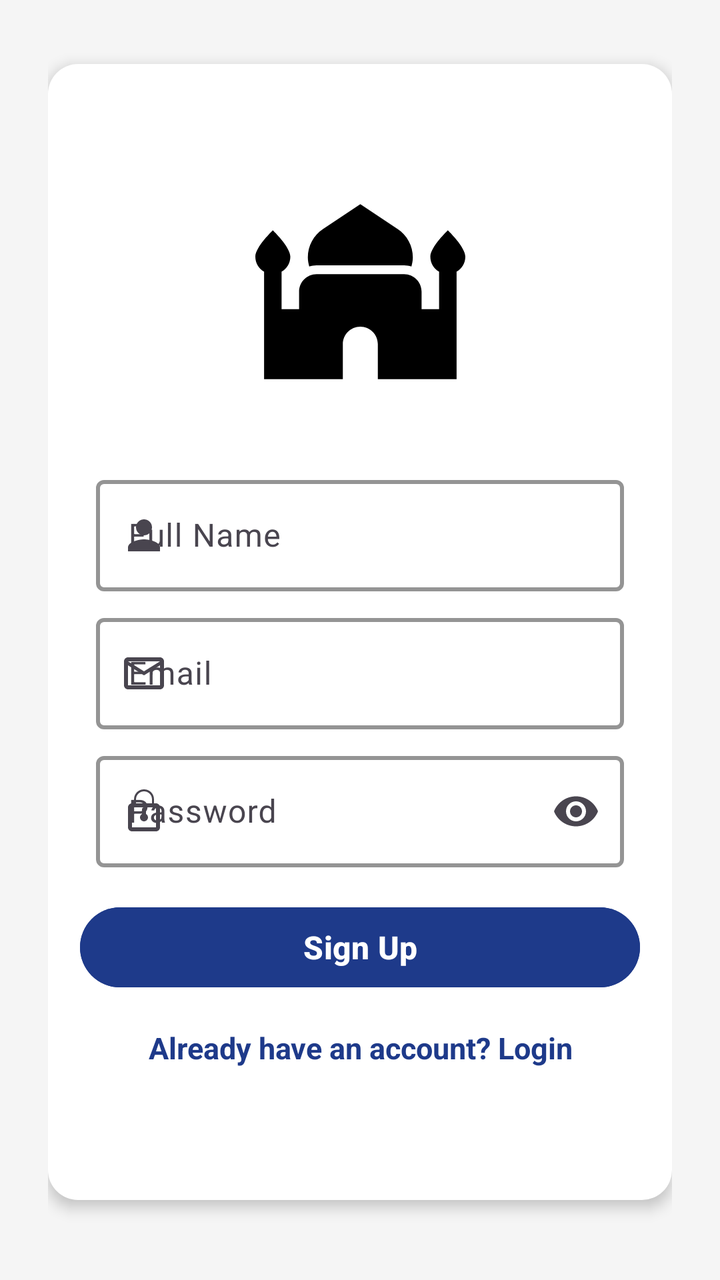
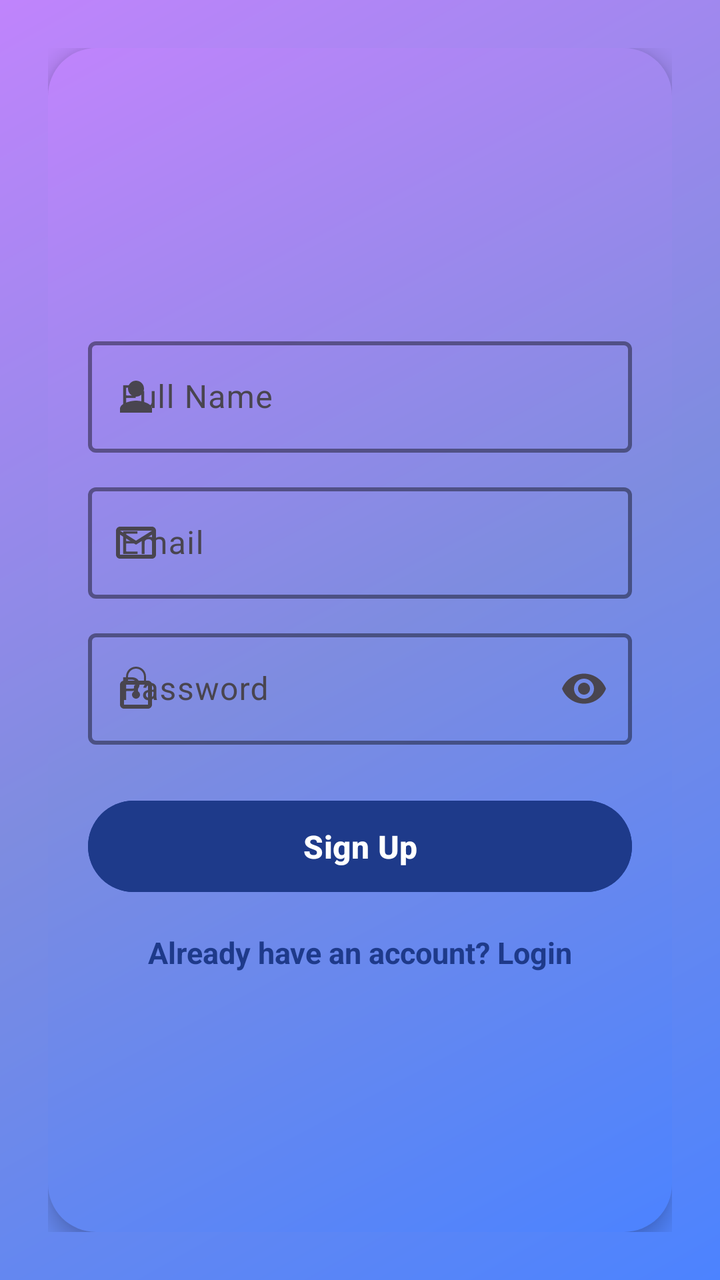

An Android layout rendered at two revisions. The XML below is the earlier revision; the diff shows what the commit changed to produce the second picture.
<!-- AndroidManifest.xml: application theme Theme.Mosque_Management_System -->
<!-- res/layout/fragment_signup.xml -->
<?xml version="1.0" encoding="utf-8"?>
<LinearLayout xmlns:android="http://schemas.android.com/apk/res/android"
    xmlns:app="http://schemas.android.com/apk/res-auto"
    android:layout_width="match_parent"
    android:layout_height="match_parent"
    android:background="@color/light_gray"
    android:gravity="center"
    android:orientation="vertical"
    android:padding="24dp">
    <LinearLayout

        android:layout_width="match_parent"
        android:layout_height="match_parent"
        android:layout_marginTop="8dp"
        android:layout_marginBottom="16dp"
        android:background="@drawable/donate_background"
        android:elevation="4dp"
        android:gravity="center"
        android:orientation="vertical"
        android:padding="16dp"
        android:radius="12dp">
        
        <ImageView
            android:layout_width="120dp"
            android:layout_height="105dp"
            android:layout_marginBottom="24dp"
            android:contentDescription="@string/logo_description"
            android:src="@drawable/ic_mosque" />

        
        <com.google.android.material.textfield.TextInputLayout
            android:layout_width="match_parent"
            android:layout_height="wrap_content"
            android:hint="@string/full_name_hint"
            app:boxStrokeColor="@color/black"
            app:boxStrokeWidth="2dp"
            app:boxBackgroundMode="outline"
            app:startIconDrawable="@drawable/ic_person"
            android:paddingTop="8dp"
            android:paddingStart="8dp"
            android:paddingEnd="8dp">

            <com.google.android.material.textfield.TextInputEditText
                android:id="@+id/fullNameInput"
                android:layout_width="match_parent"
                android:layout_height="wrap_content"
                android:inputType="textPersonName"
                android:textColor="@color/black"
                android:textColorHint="@color/gray"/>

        </com.google.android.material.textfield.TextInputLayout>

        
        <com.google.android.material.textfield.TextInputLayout
            android:layout_width="match_parent"
            android:layout_height="wrap_content"
            android:hint="@string/email_hint"
            app:startIconDrawable="@drawable/ic_email"
            app:boxStrokeColor="@color/black"
            app:boxStrokeWidth="2dp"
            app:boxBackgroundMode="outline"
            app:endIconMode="clear_text"
            android:paddingTop="8dp"
            android:paddingStart="8dp"
            android:paddingEnd="8dp">

            <com.google.android.material.textfield.TextInputEditText
                android:id="@+id/emailInput"
                android:layout_width="match_parent"
                android:layout_height="wrap_content"
                android:inputType="textEmailAddress"
                android:textColor="@color/black"
                android:textColorHint="@color/gray"/>

        </com.google.android.material.textfield.TextInputLayout>

        
        <com.google.android.material.textfield.TextInputLayout
            android:layout_width="match_parent"
            android:layout_height="wrap_content"
            android:hint="@string/password_hint"
            app:startIconDrawable="@drawable/ic_lock"
            app:boxStrokeColor="@color/black"
            app:boxStrokeWidth="2dp"
            app:boxBackgroundMode="outline"
            app:endIconMode="password_toggle"
            android:paddingTop="8dp"
            android:paddingStart="8dp"
            android:paddingEnd="8dp">

            <com.google.android.material.textfield.TextInputEditText
                android:id="@+id/passwordInput"
                android:layout_width="match_parent"
                android:layout_height="wrap_content"
                android:inputType="textPassword"
                android:textColor="@color/black"
                android:textColorHint="@color/gray"/>

        </com.google.android.material.textfield.TextInputLayout>

        
        <Button
            android:id="@+id/signupButton"
            android:layout_width="match_parent"
            android:layout_height="wrap_content"
            android:layout_marginTop="16dp"
            android:backgroundTint="@color/primary"
            android:text="@string/signup_button_text"
            android:textSize="16sp"
            android:textStyle="bold"
            android:textColor="@android:color/white" />

        
        <TextView
            android:id="@+id/txtLogin"
            android:layout_width="wrap_content"
            android:layout_height="wrap_content"
            android:layout_marginTop="16dp"
            android:clickable="true"
            android:focusable="true"
            android:text="@string/login_text"
            android:textColor="@color/primary"
            android:textSize="15sp"
            android:gravity="center"
            android:textStyle="bold"/>
    </LinearLayout>



</LinearLayout>
<!-- resources referenced by this layout -->
<resources>
  <color name="black">#000000</color>
  <color name="gray">#B0B0B0</color>
  <color name="light_gray">#F5F5F5</color>
  <color name="primary">#1E3A8A</color>
  <!-- drawable donate_background (drawable) -->
  <?xml version="1.0" encoding="utf-8"?>
  <ripple xmlns:android="http://schemas.android.com/apk/res/android"
      android:color="@color/dark_blue">
  
      <item>
          <shape android:shape="rectangle">
              <corners android:radius="15dp"/>
              <solid android:color="@color/white"/>
              <padding android:top="10dp" android:bottom="10dp"/>
          </shape>
      </item>
  
  </ripple>
  <!-- drawable ic_email (drawable) -->
  <vector xmlns:android="http://schemas.android.com/apk/res/android"
      android:width="24dp"
      android:height="24dp"
      android:viewportWidth="24"
      android:viewportHeight="24">
      <path
          android:fillColor="?attr/colorPrimary"
          android:pathData="M22,6c0,-1.1 -0.9,-2 -2,-2L4,4c-1.1,0 -2,0.9 -2,2L2,18c0,1.1 0.9,2 2,2l16,0c1.1,0 2,-0.9 2,-2L22,6zM20,6l-8,5L4,6L20,6zM4,18L4,8l8,5l8,-5l0,10L4,18z" />
  </vector>
  <!-- drawable ic_mosque (drawable) -->
  <vector xmlns:android="http://schemas.android.com/apk/res/android" android:height="24dp" android:tint="#000000" android:viewportHeight="24" android:viewportWidth="24" android:width="24dp">
        
      <path android:fillColor="@android:color/white" android:pathData="M7,8h10c0.29,0 0.57,0.06 0.84,0.13C17.93,7.8 18,7.46 18,7.09c0,-1.31 -0.65,-2.53 -1.74,-3.25L12,1L7.74,3.84C6.65,4.56 6,5.78 6,7.09C6,7.46 6.07,7.8 6.16,8.13C6.43,8.06 6.71,8 7,8z"/>
        
      <path android:fillColor="@android:color/white" android:pathData="M24,7c0,-1.1 -2,-3 -2,-3s-2,1.9 -2,3c0,0.74 0.4,1.38 1,1.72V13h-2v-2c0,-1.1 -0.9,-2 -2,-2H7c-1.1,0 -2,0.9 -2,2v2H3V8.72C3.6,8.38 4,7.74 4,7c0,-1.1 -2,-3 -2,-3S0,5.9 0,7c0,0.74 0.4,1.38 1,1.72V21h9v-4c0,-1.1 0.9,-2 2,-2s2,0.9 2,2v4h9V8.72C23.6,8.38 24,7.74 24,7z"/>
      
  </vector>
  <!-- drawable ic_person (drawable) -->
  <vector xmlns:android="http://schemas.android.com/apk/res/android" android:height="24dp" android:tint="#000000" android:viewportHeight="24" android:viewportWidth="24" android:width="24dp">
        
      <path
          android:fillColor="?attr/colorPrimary"
          android:pathData="M12,12c2.21,0 4,-1.79 4,-4s-1.79,-4 -4,-4 -4,1.79 -4,4 1.79,4 4,4zM12,14c-2.67,0 -8,1.34 -8,4v2h16v-2c0,-2.66 -5.33,-4 -8,-4z"/>
      
  </vector>
  <string name="email_hint">Email</string>
  <string name="full_name_hint">Full Name</string>
  <string name="login_text">Already have an account? Login</string>
  <string name="logo_description" />
  <string name="password_hint">Password</string>
  <string name="signup_button_text">Sign Up</string>
  <style name="Theme.Mosque_Management_System" parent="Base.Theme.Mosque_Management_System" />
  <color name="dark_blue">#122C66</color>
  <color name="white">#FFFFFFFF</color>
  <style name="Base.Theme.Mosque_Management_System" parent="Theme.Material3.DayNight.NoActionBar">
          <item name="colorPrimary">@color/primary</item>
          <item name="colorPrimaryVariant">@color/dark_blue</item>
          <item name="colorOnPrimary">@color/white</item>
          <item name="colorSecondary">@color/dark_green</item>
          <item name="colorTertiary">@color/primary</item>
          <item name="colorSurface">@color/light_gray</item>
          <item name="android:statusBarColor">@color/primary</item>
      </style>
  <color name="dark_green">#006400</color>
  <!-- unchanged entries left out for length: 1 -->
</resources>

<!-- the commit's change to res/layout/fragment_signup.xml (unified diff, before → after) -->
@@ -1,44 +1,31 @@
 <?xml version="1.0" encoding="utf-8"?>
-<LinearLayout xmlns:android="http://schemas.android.com/apk/res/android"
+<ScrollView xmlns:android="http://schemas.android.com/apk/res/android"
     xmlns:app="http://schemas.android.com/apk/res-auto"
     android:layout_width="match_parent"
     android:layout_height="match_parent"
-    android:background="@color/light_gray"
-    android:gravity="center"
-    android:orientation="vertical"
-    android:padding="24dp">
+    android:background="@drawable/gradient_background"
+    android:padding="24dp"
+    android:fillViewport="true">
+
     <LinearLayout
-
         android:layout_width="match_parent"
-        android:layout_height="match_parent"
-        android:layout_marginTop="8dp"
-        android:layout_marginBottom="16dp"
-        android:background="@drawable/donate_background"
-        android:elevation="4dp"
+        android:layout_height="wrap_content"
+        android:orientation="vertical"
         android:gravity="center"
-        android:orientation="vertical"
-        android:padding="16dp"
-        android:radius="12dp">
-        
-        <ImageView
-            android:layout_width="120dp"
-            android:layout_height="105dp"
-            android:layout_marginBottom="24dp"
-            android:contentDescription="@string/logo_description"
-            android:src="@drawable/ic_mosque" />
+        android:background="@drawable/rounded_white_card"
+        android:padding="20dp"
+        android:elevation="6dp">
 
         
         <com.google.android.material.textfield.TextInputLayout
             android:layout_width="match_parent"
             android:layout_height="wrap_content"
             android:hint="@string/full_name_hint"
-            app:boxStrokeColor="@color/black"
+            app:boxStrokeColor="@color/primary"
             app:boxStrokeWidth="2dp"
             app:boxBackgroundMode="outline"
             app:startIconDrawable="@drawable/ic_person"
-            android:paddingTop="8dp"
-            android:paddingStart="8dp"
-            android:paddingEnd="8dp">
+            android:layout_marginTop="12dp">
 
             <com.google.android.material.textfield.TextInputEditText
                 android:id="@+id/fullNameInput"
@@ -47,7 +34,6 @@
                 android:inputType="textPersonName"
                 android:textColor="@color/black"
                 android:textColorHint="@color/gray"/>
-
         </com.google.android.material.textfield.TextInputLayout>
 
         
@@ -56,13 +42,11 @@
             android:layout_height="wrap_content"
             android:hint="@string/email_hint"
             app:startIconDrawable="@drawable/ic_email"
-            app:boxStrokeColor="@color/black"
+            app:endIconMode="clear_text"
+            app:boxStrokeColor="@color/primary"
             app:boxStrokeWidth="2dp"
             app:boxBackgroundMode="outline"
-            app:endIconMode="clear_text"
-            android:paddingTop="8dp"
-            android:paddingStart="8dp"
-            android:paddingEnd="8dp">
+            android:layout_marginTop="12dp">
 
             <com.google.android.material.textfield.TextInputEditText
                 android:id="@+id/emailInput"
@@ -71,7 +55,6 @@
                 android:inputType="textEmailAddress"
                 android:textColor="@color/black"
                 android:textColorHint="@color/gray"/>
-
         </com.google.android.material.textfield.TextInputLayout>
 
         
@@ -80,13 +63,11 @@
             android:layout_height="wrap_content"
             android:hint="@string/password_hint"
             app:startIconDrawable="@drawable/ic_lock"
-            app:boxStrokeColor="@color/black"
+            app:endIconMode="password_toggle"
+            app:boxStrokeColor="@color/primary"
             app:boxStrokeWidth="2dp"
             app:boxBackgroundMode="outline"
-            app:endIconMode="password_toggle"
-            android:paddingTop="8dp"
-            android:paddingStart="8dp"
-            android:paddingEnd="8dp">
+            android:layout_marginTop="12dp">
 
             <com.google.android.material.textfield.TextInputEditText
                 android:id="@+id/passwordInput"
@@ -95,7 +76,6 @@
                 android:inputType="textPassword"
                 android:textColor="@color/black"
                 android:textColorHint="@color/gray"/>
-
         </com.google.android.material.textfield.TextInputLayout>
 
         
@@ -103,28 +83,26 @@
             android:id="@+id/signupButton"
             android:layout_width="match_parent"
             android:layout_height="wrap_content"
-            android:layout_marginTop="16dp"
+            android:layout_marginTop="24dp"
             android:backgroundTint="@color/primary"
             android:text="@string/signup_button_text"
             android:textSize="16sp"
             android:textStyle="bold"
-            android:textColor="@android:color/white" />
+            android:textColor="@android:color/white"
+            android:paddingVertical="12dp" />
 
         
         <TextView
             android:id="@+id/txtLogin"
             android:layout_width="wrap_content"
             android:layout_height="wrap_content"
+            android:layout_gravity="center"
             android:layout_marginTop="16dp"
-            android:clickable="true"
-            android:focusable="true"
             android:text="@string/login_text"
             android:textColor="@color/primary"
             android:textSize="15sp"
-            android:gravity="center"
-            android:textStyle="bold"/>
+            android:textStyle="bold"
+            android:clickable="true"
+            android:focusable="true"/>
     </LinearLayout>
-
-
-
-</LinearLayout>
+</ScrollView>
<!-- resource entries referenced after the edit -->
@@ -4,20 +4,20 @@
   <color name="gray">#B0B0B0</color>
   <color name="light_gray">#F5F5F5</color>
   <color name="primary">#1E3A8A</color>
-  <!-- drawable donate_background (drawable) -->
+  <!-- drawable gradient_background (drawable) -->
   <?xml version="1.0" encoding="utf-8"?>
-  <ripple xmlns:android="http://schemas.android.com/apk/res/android"
-      android:color="@color/dark_blue">
-  
+  <layer-list xmlns:android="http://schemas.android.com/apk/res/android">
       <item>
           <shape android:shape="rectangle">
-              <corners android:radius="15dp"/>
-              <solid android:color="@color/white"/>
-              <padding android:top="10dp" android:bottom="10dp"/>
+              <gradient
+                  android:startColor="#4c83ff"
+              android:centerColor="#7e8ce0"
+              android:endColor="#c084fc"
+              android:angle="135"
+              android:type="linear" />
           </shape>
       </item>
-  
-  </ripple>
+  </layer-list>
   <!-- drawable ic_email (drawable) -->
   <vector xmlns:android="http://schemas.android.com/apk/res/android"
       android:width="24dp"
@@ -28,14 +28,6 @@
           android:fillColor="?attr/colorPrimary"
           android:pathData="M22,6c0,-1.1 -0.9,-2 -2,-2L4,4c-1.1,0 -2,0.9 -2,2L2,18c0,1.1 0.9,2 2,2l16,0c1.1,0 2,-0.9 2,-2L22,6zM20,6l-8,5L4,6L20,6zM4,18L4,8l8,5l8,-5l0,10L4,18z" />
   </vector>
-  <!-- drawable ic_mosque (drawable) -->
-  <vector xmlns:android="http://schemas.android.com/apk/res/android" android:height="24dp" android:tint="#000000" android:viewportHeight="24" android:viewportWidth="24" android:width="24dp">
-        
-      <path android:fillColor="@android:color/white" android:pathData="M7,8h10c0.29,0 0.57,0.06 0.84,0.13C17.93,7.8 18,7.46 18,7.09c0,-1.31 -0.65,-2.53 -1.74,-3.25L12,1L7.74,3.84C6.65,4.56 6,5.78 6,7.09C6,7.46 6.07,7.8 6.16,8.13C6.43,8.06 6.71,8 7,8z"/>
-        
-      <path android:fillColor="@android:color/white" android:pathData="M24,7c0,-1.1 -2,-3 -2,-3s-2,1.9 -2,3c0,0.74 0.4,1.38 1,1.72V13h-2v-2c0,-1.1 -0.9,-2 -2,-2H7c-1.1,0 -2,0.9 -2,2v2H3V8.72C3.6,8.38 4,7.74 4,7c0,-1.1 -2,-3 -2,-3S0,5.9 0,7c0,0.74 0.4,1.38 1,1.72V21h9v-4c0,-1.1 0.9,-2 2,-2s2,0.9 2,2v4h9V8.72C23.6,8.38 24,7.74 24,7z"/>
-      
-  </vector>
   <!-- drawable ic_person (drawable) -->
   <vector xmlns:android="http://schemas.android.com/apk/res/android" android:height="24dp" android:tint="#000000" android:viewportHeight="24" android:viewportWidth="24" android:width="24dp">
         
@@ -44,10 +36,26 @@
           android:pathData="M12,12c2.21,0 4,-1.79 4,-4s-1.79,-4 -4,-4 -4,1.79 -4,4 1.79,4 4,4zM12,14c-2.67,0 -8,1.34 -8,4v2h16v-2c0,-2.66 -5.33,-4 -8,-4z"/>
       
   </vector>
+  <!-- drawable rounded_white_card (drawable) -->
+  <?xml version="1.0" encoding="utf-8"?>
+  <shape xmlns:android="http://schemas.android.com/apk/res/android"
+      android:shape="rectangle">
+  
+      
+      <gradient
+          android:startColor="#4c83ff"
+      android:centerColor="#7e8ce0"
+      android:endColor="#c084fc"
+      android:angle="135"
+      android:type="linear" />
+  
+      
+      <corners android:radius="24dp" />
+  
+  </shape>
   <string name="email_hint">Email</string>
   <string name="full_name_hint">Full Name</string>
   <string name="login_text">Already have an account? Login</string>
-  <string name="logo_description" />
   <string name="password_hint">Password</string>
   <string name="signup_button_text">Sign Up</string>
   <style name="Theme.Mosque_Management_System" parent="Base.Theme.Mosque_Management_System" />
